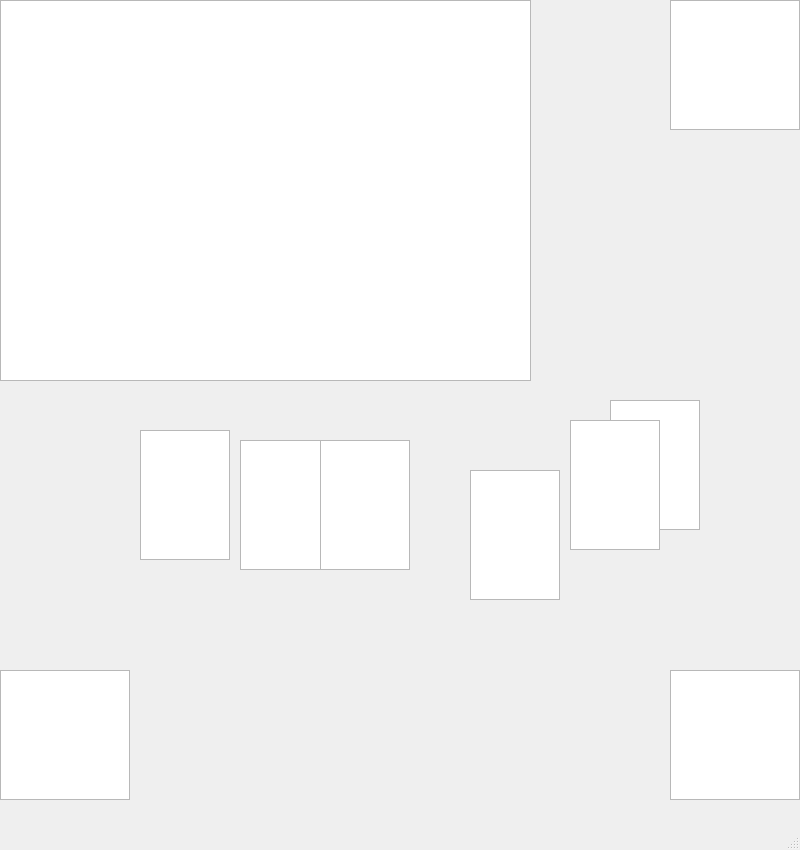
Above: mainwindow.ui from WisdomStoneWorshiper/comp2012h_project before the change. Below: the same form after it.
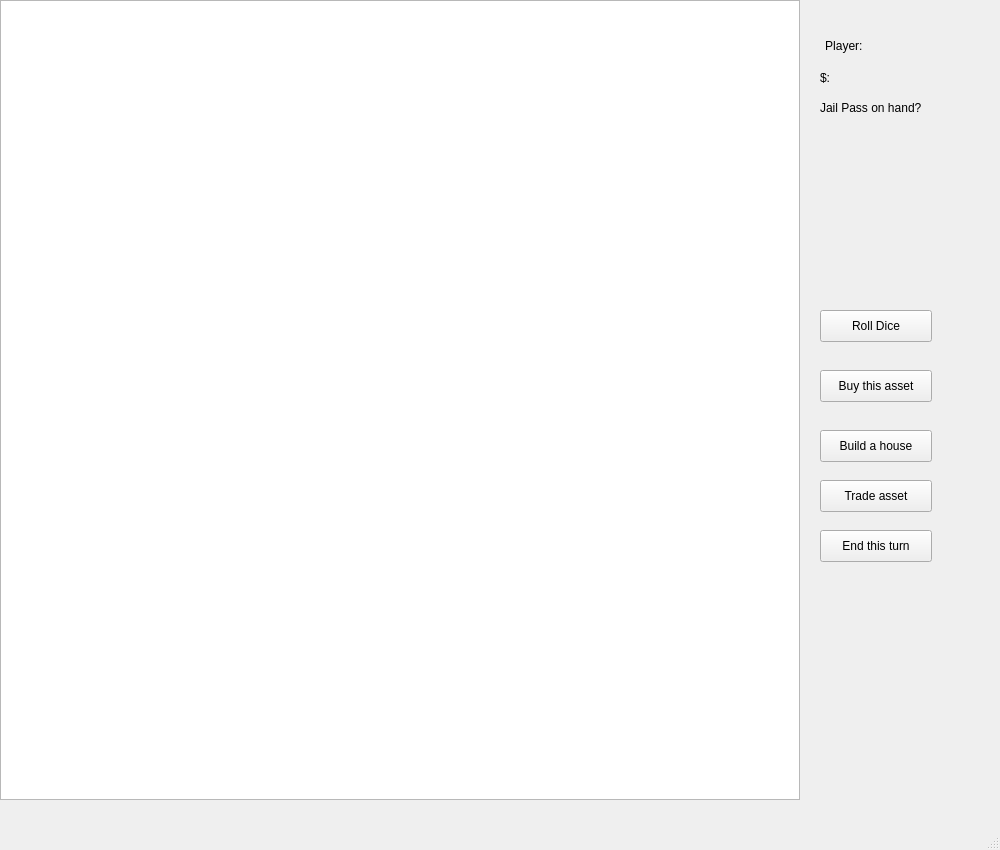
That is the form after the change.

Patch:
```diff
--- a/mainwindow.ui
+++ b/mainwindow.ui
@@ -6,19 +6,19 @@
    <rect>
     <x>0</x>
     <y>0</y>
-    <width>800</width>
+    <width>1000</width>
     <height>850</height>
    </rect>
   </property>
   <property name="minimumSize">
    <size>
-    <width>800</width>
+    <width>1000</width>
     <height>850</height>
    </size>
   </property>
   <property name="maximumSize">
    <size>
-    <width>800</width>
+    <width>1000</width>
     <height>850</height>
    </size>
   </property>
@@ -37,100 +37,132 @@
      <rect>
       <x>0</x>
       <y>0</y>
-      <width>531</width>
-      <height>381</height>
+      <width>800</width>
+      <height>800</height>
      </rect>
     </property>
+    <property name="sizePolicy">
+     <sizepolicy hsizetype="Fixed" vsizetype="Fixed">
+      <horstretch>0</horstretch>
+      <verstretch>0</verstretch>
+     </sizepolicy>
+    </property>
+    <property name="minimumSize">
+     <size>
+      <width>800</width>
+      <height>800</height>
+     </size>
+    </property>
+    <property name="alignment">
+     <set>Qt::AlignLeading|Qt::AlignLeft|Qt::AlignTop</set>
+    </property>
    </widget>
-   <widget class="QGraphicsView" name="graphicsView_3">
+   <widget class="QPushButton" name="rollDiceBtn">
     <property name="geometry">
      <rect>
-      <x>0</x>
-      <y>670</y>
-      <width>130</width>
-      <height>130</height>
+      <x>820</x>
+      <y>310</y>
+      <width>112</width>
+      <height>32</height>
      </rect>
     </property>
+    <property name="text">
+     <string>Roll Dice</string>
+    </property>
    </widget>
-   <widget class="QGraphicsView" name="box_7">
+   <widget class="QLabel" name="playerNametag">
     <property name="geometry">
      <rect>
-      <x>670</x>
-      <y>0</y>
-      <width>130</width>
-      <height>130</height>
+      <x>800</x>
+      <y>30</y>
+      <width>91</width>
+      <height>31</height>
      </rect>
     </property>
+    <property name="text">
+     <string>Player: </string>
+    </property>
+    <property name="alignment">
+     <set>Qt::AlignCenter</set>
+    </property>
    </widget>
-   <widget class="QGraphicsView" name="graphicsView_5">
+   <widget class="QPushButton" name="buyBtn">
     <property name="geometry">
      <rect>
-      <x>670</x>
-      <y>670</y>
-      <width>130</width>
-      <height>130</height>
+      <x>820</x>
+      <y>370</y>
+      <width>112</width>
+      <height>32</height>
      </rect>
     </property>
+    <property name="text">
+     <string>Buy this asset</string>
+    </property>
    </widget>
-   <widget class="QGraphicsView" name="box_1">
+   <widget class="QPushButton" name="buildBtn">
     <property name="geometry">
      <rect>
-      <x>140</x>
+      <x>820</x>
       <y>430</y>
-      <width>90</width>
-      <height>130</height>
+      <width>112</width>
+      <height>32</height>
      </rect>
     </property>
-   </widget>
-   <widget class="QGraphicsView" name="box_6">
-    <property name="geometry">
-     <rect>
-      <x>610</x>
-      <y>400</y>
-      <width>90</width>
-      <height>130</height>
-     </rect>
+    <property name="text">
+     <string>Build a house</string>
     </property>
    </widget>
-   <widget class="QGraphicsView" name="box_2">
+   <widget class="QPushButton" name="endBtn">
     <property name="geometry">
      <rect>
-      <x>240</x>
-      <y>440</y>
-      <width>90</width>
-      <height>130</height>
+      <x>820</x>
+      <y>530</y>
+      <width>112</width>
+      <height>32</height>
      </rect>
     </property>
+    <property name="text">
+     <string>End this turn</string>
+    </property>
    </widget>
-   <widget class="QGraphicsView" name="box_5">
+   <widget class="QLabel" name="moneyTag">
     <property name="geometry">
      <rect>
-      <x>570</x>
-      <y>420</y>
-      <width>90</width>
-      <height>130</height>
+      <x>820</x>
+      <y>70</y>
+      <width>58</width>
+      <height>16</height>
      </rect>
     </property>
+    <property name="text">
+     <string>$:</string>
+    </property>
    </widget>
-   <widget class="QGraphicsView" name="box_4">
+   <widget class="QLabel" name="label">
     <property name="geometry">
      <rect>
-      <x>470</x>
-      <y>470</y>
-      <width>90</width>
-      <height>130</height>
+      <x>820</x>
+      <y>100</y>
+      <width>131</width>
+      <height>16</height>
      </rect>
     </property>
+    <property name="text">
+     <string>Jail Pass on hand?</string>
+    </property>
    </widget>
-   <widget class="QGraphicsView" name="box_3">
+   <widget class="QPushButton" name="tradeBtn">
     <property name="geometry">
      <rect>
-      <x>320</x>
-      <y>440</y>
-      <width>90</width>
-      <height>130</height>
+      <x>820</x>
+      <y>480</y>
+      <width>112</width>
+      <height>32</height>
      </rect>
     </property>
+    <property name="text">
+     <string>Trade asset</string>
+    </property>
    </widget>
   </widget>
   <widget class="QStatusBar" name="statusbar"/>
```
Left out of the diff: 4 changed lines with no effect on the pictures.
